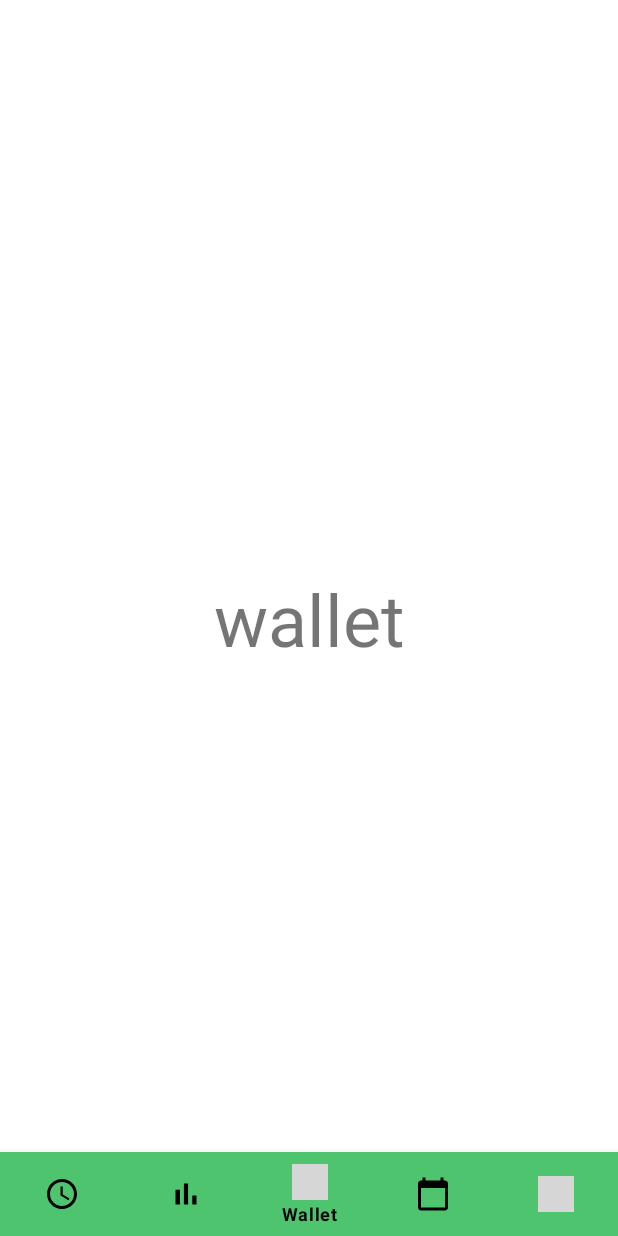
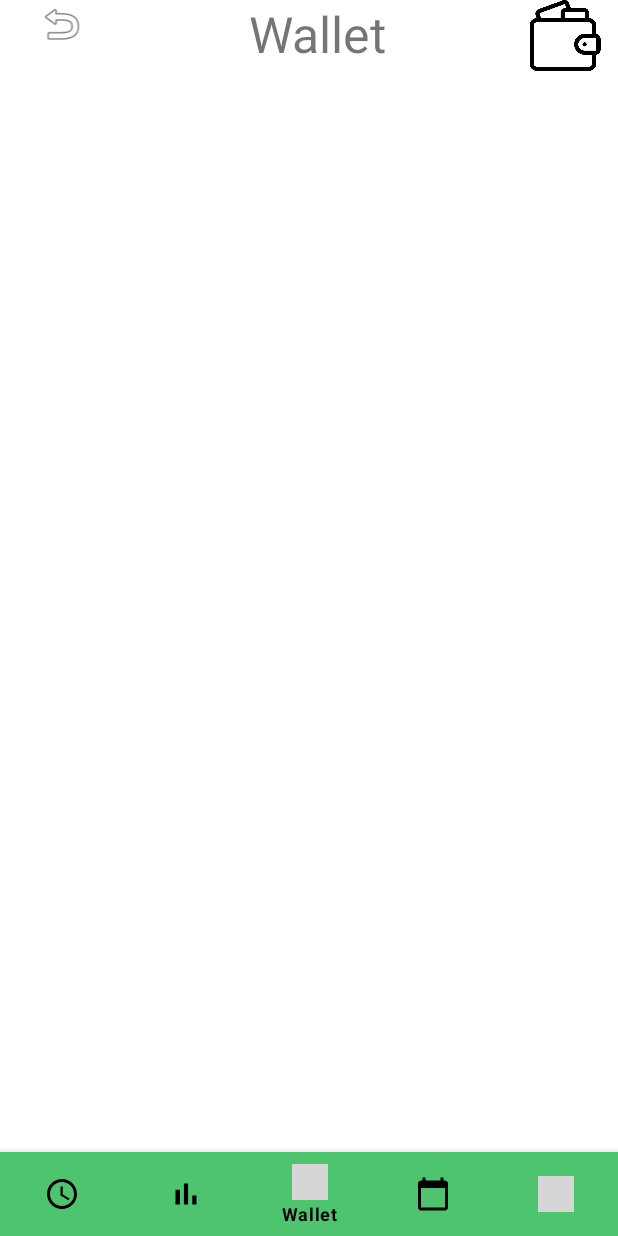
Before and after one commit to andresn9/MoneySaver, an Android app: the WalletFragment screen opened through its navigation route, on a phone screen of 412 x 824 dp. Run offline under Robolectric (Android 15) with nearby library versions, the phone set to English and light mode, and no system bars; our stand-ins replace navigation-ui; Roboto replaces fonts that are not available here; grey boxes are pictures that could not be loaded.

Commit message:
Actividad cartera Menu y Presentación

```diff
--- a/app/build.gradle
+++ b/app/build.gradle
@@ -8,7 +8,7 @@ android {
 
     defaultConfig {
         applicationId "com.appify.android.moneysaver"
-        minSdk 21
+        minSdk 24
         targetSdk 30
         versionCode 1
         versionName "1.0"
--- a/app/src/main/res/layout/fragment_wallet.xml
+++ b/app/src/main/res/layout/fragment_wallet.xml
@@ -1,20 +1,74 @@
 <?xml version="1.0" encoding="utf-8"?>
-<androidx.constraintlayout.widget.ConstraintLayout xmlns:android="http://schemas.android.com/apk/res/android"
+<LinearLayout xmlns:android="http://schemas.android.com/apk/res/android"
+    xmlns:app="http://schemas.android.com/apk/res-auto"
     xmlns:tools="http://schemas.android.com/tools"
     android:layout_width="match_parent"
     android:layout_height="match_parent"
-    xmlns:app="http://schemas.android.com/apk/res-auto"
-    tools:context=".WalletFragment">
+    android:orientation="vertical"
+    tools:context=".WalletFragment" >
 
-    <!-- TODO: Update blank fragment layout -->
-    <TextView
-        style="@style/placeholder_fragment"
+    <FrameLayout
+        android:layout_width="match_parent"
+        android:layout_height="match_parent"
+        android:layout_weight="4">
+
+        <ImageView
+            android:id="@+id/imageView3"
+            android:layout_width="match_parent"
+            android:layout_height="100dp"
+            tools:src="@color/green" />
+
+        <LinearLayout
+            android:layout_width="match_parent"
+            android:layout_height="match_parent"
+            android:orientation="horizontal">
+
+            <ImageView
+                android:id="@+id/imageView2"
+                android:layout_width="wrap_content"
+                android:layout_height="wrap_content"
+                android:layout_weight="0.3"
+                android:src="@android:drawable/ic_menu_revert" />
+
+            <TextView
+                android:id="@+id/textView"
+                android:layout_width="wrap_content"
+                android:layout_weight="1"
+                android:textSize="15pt"
+                android:layout_height="wrap_content"
+                android:text="@string/wallet"
+                android:textAlignment="center"/>
+
+            <ImageView
+                android:id="@+id/imageView"
+                android:layout_width="20dp"
+                android:layout_height="47dp"
+                android:layout_weight="0.3"
+                android:src="@drawable/wallet" />
+        </LinearLayout>
+
+    </FrameLayout>
+
+    <androidx.constraintlayout.widget.ConstraintLayout
+        android:layout_width="match_parent"
+        android:layout_weight="1"
+        android:layout_height="match_parent">
+
+    </androidx.constraintlayout.widget.ConstraintLayout>
+
+    <com.google.android.material.bottomnavigation.BottomNavigationView
+        android:id="@+id/bottomNavigationView"
         android:layout_width="wrap_content"
         android:layout_height="wrap_content"
-        android:text="@string/wallet_nav_bar"
+        android:layout_weight="0"
+        android:background="@color/green"
+        app:itemBackground="@android:color/transparent"
+        app:itemIconTint="@color/drawer_item"
+        app:itemTextColor="@color/drawer_item"
         app:layout_constraintBottom_toBottomOf="parent"
         app:layout_constraintLeft_toLeftOf="parent"
         app:layout_constraintRight_toRightOf="parent"
-        app:layout_constraintTop_toTopOf="parent" />
+        app:menu="@menu/button_menu">
 
-</androidx.constraintlayout.widget.ConstraintLayout>
+    </com.google.android.material.bottomnavigation.BottomNavigationView>
+</LinearLayout>
--- a/app/src/main/res/values/strings.xml
+++ b/app/src/main/res/values/strings.xml
@@ -4,7 +4,7 @@
     <string name="login_email_button_text">Login with email</string>
     <string name="login_or_text">Or</string>
     <string name="textview_login_welcome">Welcome to MoneySaver!</string>
-
+    <string name="wallet">Wallet</string>
     <string name="hello_blank_fragment">Hello blank fragment</string>
     <string name="report_nav_bar">Report</string>
     <string name="wallet_nav_bar">wallet</string>
```
Also changed, not shown: app/src/main/res/drawable/wallet.png (added).
